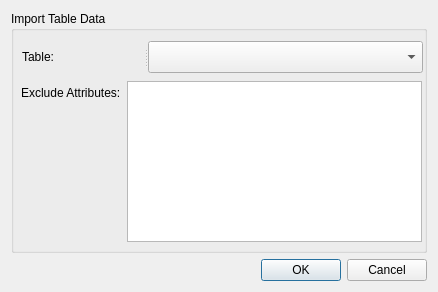
The window that importUpdate.ui (HusseinKabbout/Historize) describes before a commit, drawn with Qt 5.
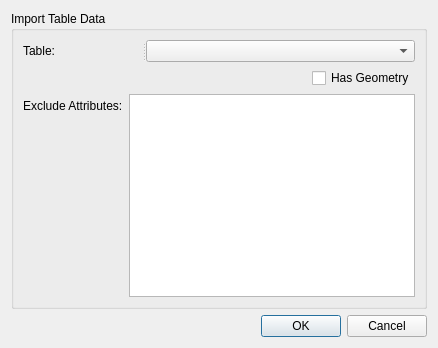
The same window after the commit.

Patch:
```diff
--- a/importUpdate.ui
+++ b/importUpdate.ui
@@ -7,7 +7,7 @@
     <x>0</x>
     <y>0</y>
     <width>438</width>
-    <height>292</height>
+    <height>348</height>
    </rect>
   </property>
   <property name="windowTitle">
@@ -19,47 +19,42 @@
      <property name="title">
       <string>Import Table Data</string>
      </property>
-     <widget class="QWidget" name="">
-      <property name="geometry">
-       <rect>
-        <x>10</x>
-        <y>70</y>
-        <width>401</width>
-        <height>161</height>
-       </rect>
-      </property>
-      <layout class="QFormLayout" name="formLayout">
-       <item row="0" column="0">
-        <widget class="QLabel" name="label_2">
+     <layout class="QGridLayout" name="gridLayout">
+      <item row="0" column="0">
+       <widget class="QSplitter" name="splitter">
+        <property name="orientation">
+         <enum>Qt::Horizontal</enum>
+        </property>
+        <widget class="QLabel" name="tableLabel">
          <property name="text">
-          <string>Exclude Attributes:</string>
+          <string>Table:</string>
          </property>
         </widget>
-       </item>
-       <item row="0" column="1">
-        <widget class="QListView" name="listView"/>
-       </item>
-      </layout>
-     </widget>
-     <widget class="QSplitter" name="splitter">
-      <property name="geometry">
-       <rect>
-        <x>11</x>
-        <y>30</y>
-        <width>401</width>
-        <height>32</height>
-       </rect>
-      </property>
-      <property name="orientation">
-       <enum>Qt::Horizontal</enum>
-      </property>
-      <widget class="QLabel" name="label">
-       <property name="text">
-        <string>Table:</string>
-       </property>
-      </widget>
-      <widget class="QComboBox" name="comboBox"/>
-     </widget>
+        <widget class="QComboBox" name="cmbImportTable"/>
+       </widget>
+      </item>
+      <item row="1" column="0" alignment="Qt::AlignRight">
+       <widget class="QCheckBox" name="checkBox">
+        <property name="text">
+         <string>Has Geometry</string>
+        </property>
+       </widget>
+      </item>
+      <item row="2" column="0">
+       <layout class="QFormLayout" name="formLayout">
+        <item row="0" column="0">
+         <widget class="QLabel" name="attribLabel">
+          <property name="text">
+           <string>Exclude Attributes:</string>
+          </property>
+         </widget>
+        </item>
+        <item row="0" column="1">
+         <widget class="QListView" name="listTblAttrib"/>
+        </item>
+       </layout>
+      </item>
+     </layout>
     </widget>
    </item>
    <item>
```
